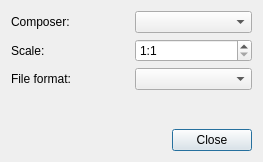
This is ui/printdialog.ui in sourcepole/qgis-instantprint-plugin as Qt 5 draws it before an edit. The edited form follows.
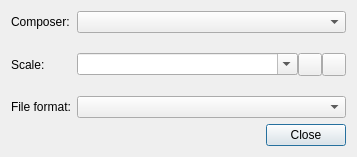
This is the edited form. Icons and pictures are not drawn. Custom widgets are drawn as their Qt base class.

Commit message: added predefined scales

```diff
--- a/ui/printdialog.ui
+++ b/ui/printdialog.ui
@@ -6,8 +6,8 @@
    <rect>
     <x>0</x>
     <y>0</y>
-    <width>263</width>
-    <height>162</height>
+    <width>357</width>
+    <height>157</height>
    </rect>
   </property>
   <property name="windowTitle">
@@ -27,32 +27,30 @@
     </widget>
    </item>
    <item row="0" column="1">
-    <widget class="QComboBox" name="comboBox_composers"/>
+    <widget class="QComboBox" name="comboBox_composers">
+     <property name="editable">
+      <bool>false</bool>
+     </property>
+    </widget>
    </item>
-   <item row="3" column="0">
+   <item row="1" column="0">
+    <widget class="QLabel" name="label">
+     <property name="text">
+      <string>Scale:</string>
+     </property>
+    </widget>
+   </item>
+   <item row="2" column="0">
     <widget class="QLabel" name="label_fileformat">
      <property name="text">
       <string>File format:</string>
      </property>
     </widget>
    </item>
-   <item row="3" column="1">
+   <item row="2" column="1">
     <widget class="QComboBox" name="comboBox_fileformat"/>
    </item>
-   <item row="4" column="0">
-    <spacer name="verticalSpacer">
-     <property name="orientation">
-      <enum>Qt::Vertical</enum>
-     </property>
-     <property name="sizeHint" stdset="0">
-      <size>
-       <width>20</width>
-       <height>200</height>
-      </size>
-     </property>
-    </spacer>
-   </item>
-   <item row="5" column="0" colspan="2">
+   <item row="3" column="0" colspan="2">
     <widget class="QDialogButtonBox" name="buttonBox">
      <property name="orientation">
       <enum>Qt::Horizontal</enum>
@@ -62,28 +60,54 @@
      </property>
     </widget>
    </item>
-   <item row="2" column="1">
-    <widget class="QSpinBox" name="spinBoxScale">
-     <property name="prefix">
-      <string notr="true">1:</string>
-     </property>
-     <property name="minimum">
-      <number>1</number>
-     </property>
-     <property name="maximum">
-      <number>1000000000</number>
-     </property>
-    </widget>
-   </item>
-   <item row="2" column="0">
-    <widget class="QLabel" name="label">
-     <property name="text">
-      <string>Scale:</string>
-     </property>
+   <item row="1" column="1">
+    <widget class="QWidget" name="widget" native="true">
+     <layout class="QHBoxLayout" name="horizontalLayout">
+      <property name="spacing">
+       <number>0</number>
+      </property>
+      <property name="margin">
+       <number>0</number>
+      </property>
+      <item>
+       <widget class="QgsScaleComboBox" name="comboBox_scale">
+        <property name="sizePolicy">
+         <sizepolicy hsizetype="Expanding" vsizetype="Fixed">
+          <horstretch>0</horstretch>
+          <verstretch>0</verstretch>
+         </sizepolicy>
+        </property>
+        <property name="editable">
+         <bool>true</bool>
+        </property>
+       </widget>
+      </item>
+      <item>
+       <widget class="QToolButton" name="deleteScale">
+        <property name="text">
+         <string/>
+        </property>
+       </widget>
+      </item>
+      <item>
+       <widget class="QToolButton" name="addScale">
+        <property name="text">
+         <string/>
+        </property>
+       </widget>
+      </item>
+     </layout>
     </widget>
    </item>
   </layout>
  </widget>
+ <customwidgets>
+  <customwidget>
+   <class>QgsScaleComboBox</class>
+   <extends>QComboBox</extends>
+   <header>qgis/gui.h</header>
+  </customwidget>
+ </customwidgets>
  <resources/>
  <connections>
   <connection>
```
Left out of the diff: 17 changed lines with no effect on the pictures. The commit also changes 7 other files.
